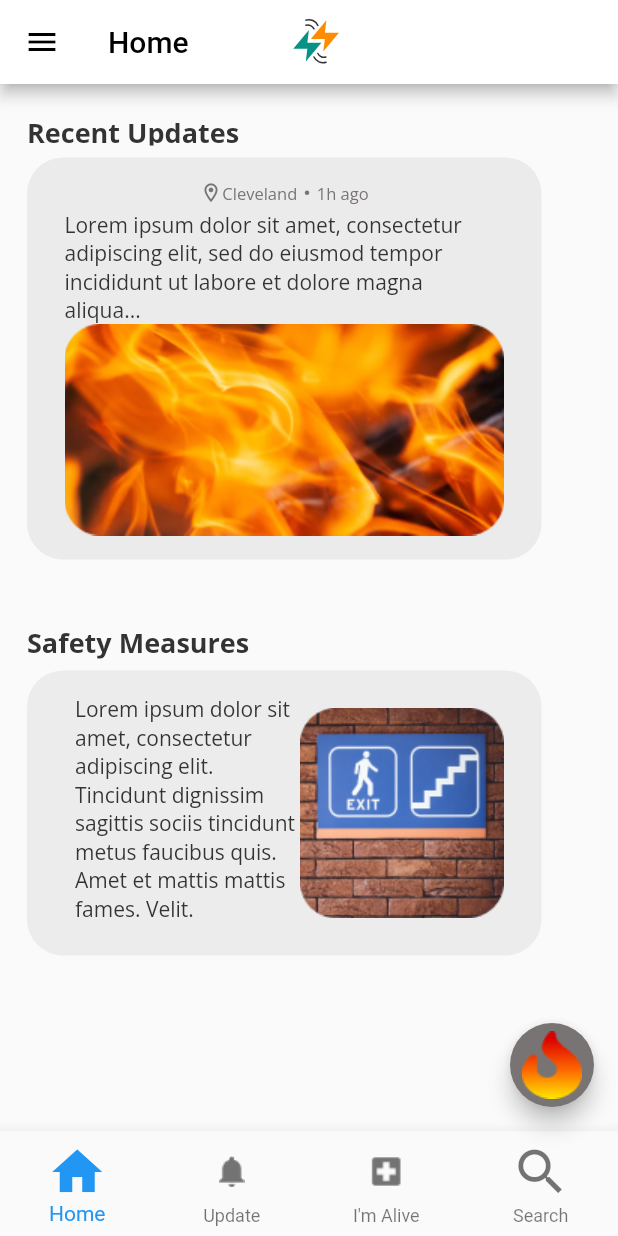
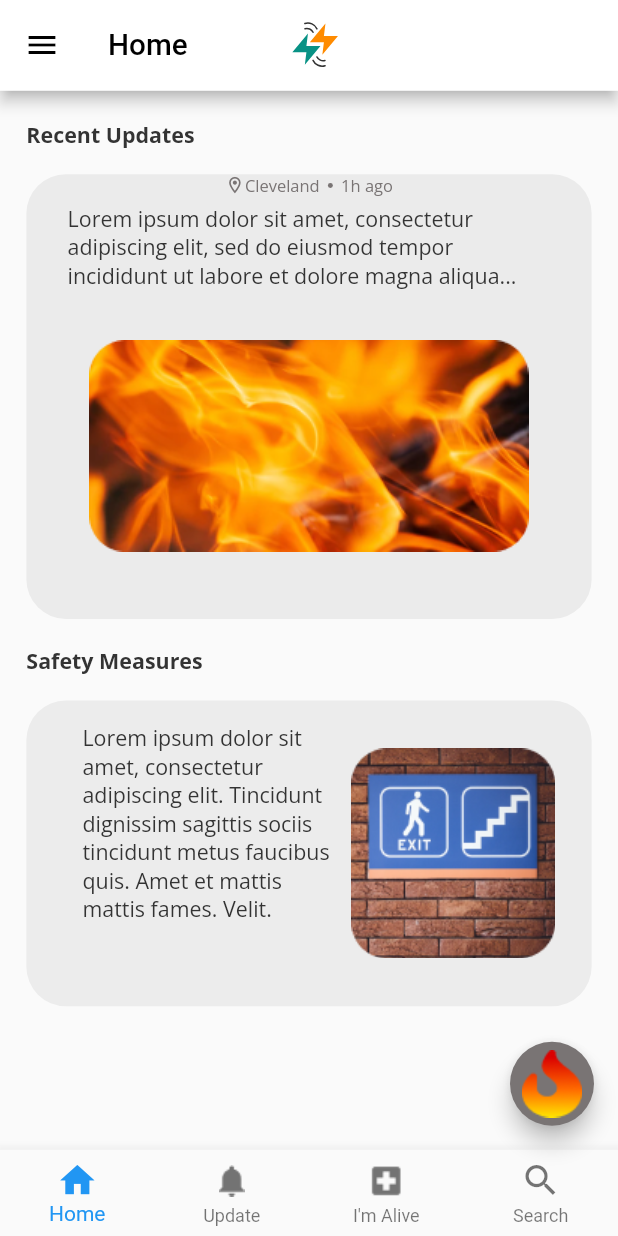
Before and after one commit to reskillamericans/Wildfire-Group3-flutter, a Flutter app: the Dashboard screen opened by its route, on a phone screen of 412 x 824 dp. Run offline on Flutter 3.47's test engine with Material 2 defaults, Android fonts, the phone set to English and light mode, and no system bars; our stand-ins replace cloud_firestore, firebase_core, flutter_screenutil, flutter_svg, google_fonts; accounts and stored records are empty.

Commit message:
added package to get code to work on all device sizes

```diff
--- a/wildfire/lib/Screens/Dashboard/dashcontainers.dart
+++ b/wildfire/lib/Screens/Dashboard/dashcontainers.dart
@@ -1,4 +1,5 @@
 import 'package:flutter/material.dart';
+import 'package:flutter_screenutil/flutter_screenutil.dart';
 import 'package:google_fonts/google_fonts.dart';
 import 'package:flutter_svg/flutter_svg.dart';
 import 'package:wildfire/Screens/Dashboard/blankpage.dart';
@@ -21,15 +22,20 @@ class _DashboardState extends State<Dashboard> {
 
   @override
   Widget build(BuildContext context) {
-    return Scaffold(
+    return ScreenUtilInit(
+      builder: () => Scaffold(
         appBar: AppBar(
+          toolbarHeight: 49.h,
           backgroundColor: Colors.white,
           title: Row(
             mainAxisAlignment: MainAxisAlignment.start,
             children: [
               Text(
                 'Home',
-              style: TextStyle(color: Colors.black),
+                style: TextStyle(
+                  color: Colors.black,
+                  fontSize: 18.sp,
+                ),
               ),
               Padding(
                 padding: const EdgeInsets.only(left: 65.0),
@@ -67,40 +73,37 @@ class _DashboardState extends State<Dashboard> {
             ),
           ),
         ),
-      body: Container(
+        body: SafeArea(
+          child: Padding(
+            padding: EdgeInsets.symmetric(horizontal: 16.w),
+            child: Container(
               child: Stack(
                 children: [
-            Positioned(
-              left: 18,
-              child: Container(
+                  Container(
                     child: Column(
                       children: [
-                    Padding(
-                      padding: EdgeInsets.only(top: 20),
-                    ),
+                        SizedBox(height: 16.h,),
                         SizedBox(
-                      width: 343,
-                      height: 21,
+                          width: 343.w,
+                          height: 21.h,
                           child: Text(
                             "Recent Updates",
                             style: GoogleFonts.openSans(
                               textStyle: TextStyle(
                                 color: Color(0xff333333),
-                            fontSize: 18,
+                                fontSize: 13.sp,
                                 fontWeight: FontWeight.w700,
                               ),
                             ),
                           ),
                         ),
-                    SizedBox(height: 8),
+                        SizedBox(height: 8.h),
                         Container(
+                          width: 343.w,
+                          height: 240.h,
                           decoration: BoxDecoration(
-                        borderRadius: BorderRadius.circular(24),
+                            borderRadius: BorderRadius.circular(24.r),
                             color: Color(0xffebebeb),
-                      ),
-                      padding: const EdgeInsets.symmetric(
-                        horizontal: 25,
-                        vertical: 16,
                           ),
                           child: Column(
                             children: [
@@ -112,7 +115,7 @@ class _DashboardState extends State<Dashboard> {
                                   Container(
                                     child: Icon(
                                       Icons.location_on_outlined,
-                                  size: 15,
+                                      size: 12.r,
                                       color: Color.fromRGBO(121, 116, 116, 1),
                                     ),
                                   ),
@@ -121,49 +124,50 @@ class _DashboardState extends State<Dashboard> {
                                     style: GoogleFonts.openSans(
                                       textStyle: TextStyle(
                                         color: Color(0xff797474),
-                                    fontSize: 11,
+                                        fontSize: 10.sp,
                                       ),
                                     ),
                                   ),
-                              SizedBox(width: 5),
+                                  SizedBox(width: 5.w),
                                   Container(
-                                width: 3,
-                                height: 3,
+                                    width: 3.w,
+                                    height: 3.h,
                                     decoration: BoxDecoration(
                                       shape: BoxShape.circle,
                                       color: Color(0xff797474),
                                     ),
                                   ),
-                              SizedBox(width: 5),
+                                  SizedBox(width: 5.w),
                                   Text(
                                     "1h ago",
                                     style: GoogleFonts.openSans(
                                       textStyle: TextStyle(
                                         color: Color(0xff797474),
-                                    fontSize: 11,
+                                        fontSize: 10.sp,
                                       ),
                                     ),
                                   ),
                                 ],
                               ),
-                          SizedBox(height: 4),
+                              SizedBox(height: 4.h),
                               SizedBox(
-                            width: 293,
+                                width: 293.w,
+                                height: 60.h,
                                 child: Text(
                                   "Lorem ipsum dolor sit amet, consectetur adipiscing elit, sed do eiusmod tempor incididunt ut labore et dolore magna aliqua...",
                                   style: GoogleFonts.openSans(
                                     textStyle: TextStyle(
                                       color: Color(0xff333333),
-                                  fontSize: 14,
+                                      fontSize: 13.sp,
                                     ),
                                   ),
                                 ),
                               ),
                               Container(
-                            width: 293,
-                            height: 141,
+                                width: 293.w,
+                                height: 141.h,
                                 decoration: BoxDecoration(
-                              borderRadius: BorderRadius.circular(24),
+                                  borderRadius: BorderRadius.circular(24.r),
                                 ),
                                 child: Image(
                                   image: AssetImage('assets/dashfire.png'),
@@ -175,40 +179,35 @@ class _DashboardState extends State<Dashboard> {
                       ],
                     ),
                   ),
-            ),
-            Positioned(
-              left: 18,
-              top: 300,
-              child: Column(
+                  Column(
                     children: [
-                  Padding(
-                    padding: EdgeInsets.only(top: 60),
+                      SizedBox(
+                        height: 300.h,
                       ),
                       SizedBox(
-                    width: 343,
-                    height: 23,
+                        width: 343.w,
+                        height: 21.h,
                         child: Text(
                           "Safety Measures",
                           style: GoogleFonts.openSans(
                             textStyle: TextStyle(
                               color: Color(0xff333333),
-                          fontSize: 18,
+                              fontSize: 13.sp,
                               fontWeight: FontWeight.w700,
                             ),
                           ),
                         ),
                       ),
-                  SizedBox(height: 8),
+                      SizedBox(height: 8.h),
                       Container(
-                    width: 343,
-                    height: 190,
+                        width: 343.w,
+                        height: 165.h,
                         decoration: BoxDecoration(
-                      borderRadius: BorderRadius.circular(24),
+                          borderRadius: BorderRadius.circular(24.r),
                           color: Color.fromRGBO(236, 236, 236, 1),
                         ),
-                    padding: const EdgeInsets.symmetric(
-                      horizontal: 25,
-                      vertical: 16,
+                        padding: EdgeInsets.symmetric(
+                          horizontal: 16.w,
                          ),
                         child: Row(
                           mainAxisSize: MainAxisSize.min,
@@ -216,23 +215,23 @@ class _DashboardState extends State<Dashboard> {
                           crossAxisAlignment: CrossAxisAlignment.center,
                           children: [
                             SizedBox(
-                          width: 150,
-                          height: 160,
+                              width: 157.w,
+                              height: 140.h,
                               child: Text(
                                 "Lorem ipsum dolor sit amet, consectetur adipiscing elit. Tincidunt dignissim sagittis sociis tincidunt metus faucibus quis. Amet et mattis mattis fames. Velit.",
                                 style: GoogleFonts.openSans(
                                   textStyle: TextStyle(
                                     color: Color(0xff333333),
-                                fontSize: 14,
+                                    fontSize: 13.sp,
                                   ),
                                 ),
                               ),
                             ),
                             Container(
-                          width: 136,
-                          height: 140,
+                              width: 136.w,
+                              height: 140.h,
                               decoration: BoxDecoration(
-                            borderRadius: BorderRadius.circular(24),
+                                borderRadius: BorderRadius.circular(24.r),
                               ),
                               child: Image(
                                 image: AssetImage('assets/dashsafety.png'),
@@ -243,59 +242,20 @@ class _DashboardState extends State<Dashboard> {
                       ),
                     ],
                   ),
-            ),
-            // Positioned(
-            //   left: 289,
-            //   top: 526,
-              // child: Container(
-                // margin: EdgeInsets.only(left: 200),
-                // width: 80,
-                // height: 80,
-                // child: Stack(
-                  // children: [
-                    // Container(
-                    //   width: 80,
-                    //   height: 80,
-                    //   decoration: BoxDecoration(
-                    //     shape: BoxShape.circle,
-                    //     border: Border.all(
-                    //       color: Color(0xff797474),
-                    //       width: 2,
-                    //     ),
-                    //     color: Color(0xffc3c7d2),
-                    //   ),
-                    // ),
-                    // Positioned.fill(
-                    //   child: Align(
-                    //     alignment: Alignment.center,
-                    //     child: Container(
-                    //       width: 45,
-                    //       height: 50,
-                    //       decoration: BoxDecoration(
-                    //         image: DecorationImage(
-                    //           image: AssetImage('assets/firebutton.png'),
-                    //         ),
-                    //         borderRadius: BorderRadius.circular(8),
-                    //       ),
-                    //     ),
-                    //   ),
-                    // ),
-                  // ],
-                // ),
-              // ),
-            // ),
                 ],
               ),
             ),
-      floatingActionButton: FloatingActionButton(child:
-       Image(image: AssetImage('assets/firebutton.png')) ,
+          ),
+        ),
+        floatingActionButton: FloatingActionButton(
+          child: Image(image: AssetImage('assets/firebutton.png')),
           onPressed: () {},
           backgroundColor: Color(0xff797474),
-      ) ,
+        ),
         bottomNavigationBar: BottomNavigationBar(
           currentIndex: _currentIndex,
           type: BottomNavigationBarType.fixed,
-        iconSize: 40,
+          iconSize: 25.r,
           items: [
             BottomNavigationBarItem(
               icon: Icon(
@@ -328,6 +288,8 @@ class _DashboardState extends State<Dashboard> {
             });
           },
         ),
+      ),
+      designSize: Size(375, 667),
     );
   }
 }
@@ -341,7 +303,7 @@ Widget buildMenuItem({
   return ListTile(
     title: Text(
       text,
-      style: GoogleFonts.openSans(textStyle: TextStyle(fontSize: 15)),
+      style: GoogleFonts.openSans(textStyle: TextStyle(fontSize: 13.sp)),
     ),
     onTap: onClicked,
   );
--- a/wildfire/pubspec.yaml
+++ b/wildfire/pubspec.yaml
@@ -28,6 +28,7 @@ dependencies:
   flutter_svg: ^0.22.0
   page_indicator: ^0.4.1
   google_fonts: ^2.1.0
+  flutter_screenutil: ^5.0.0+2
 
 
 
```
Also changed, not shown: wildfire/lib/Screens/Dashboard/blankpage.dart (+12 -3 lines), wildfire/lib/Screens/appbar.dart (+21 -8 lines), wildfire/lib/Screens/intro/on_boarding.dart (+13 -10 lines), wildfire/lib/Screens/splash.dart (+11 -4 lines), wildfire/lib/main.dart (+6 -5 lines), wildfire/lib/widgets/template.dart (+38 -20 lines), wildfire/pubspec.lock. Lines whose indentation alone changed are shown as unchanged.
